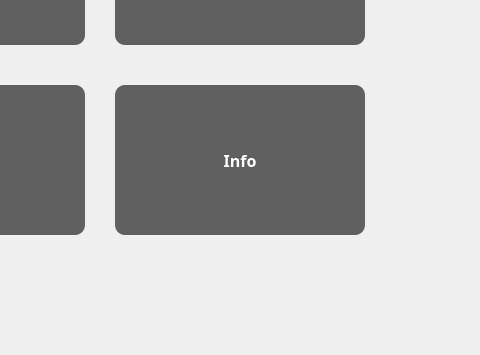
Before: the Qt Designer form ui/Settings/SettingsViewWindow.ui in eguruno1/calth_reader, drawn with Qt 5; both pictures show x 415 to 895 and y 245 to 600 of the 1024 by 600 pixel window.
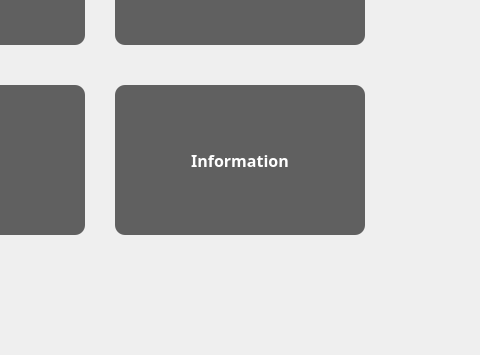
After: the same form once the commit is applied. Icons and pictures are not drawn.

What changed in the file:
```diff
--- a/ui/Settings/SettingsViewWindow.ui
+++ b/ui/Settings/SettingsViewWindow.ui
@@ -409,7 +409,7 @@
 }</string>
     </property>
     <property name="text">
-     <string>Info</string>
+     <string>Information</string>
     </property>
    </widget>
   </widget>
```
